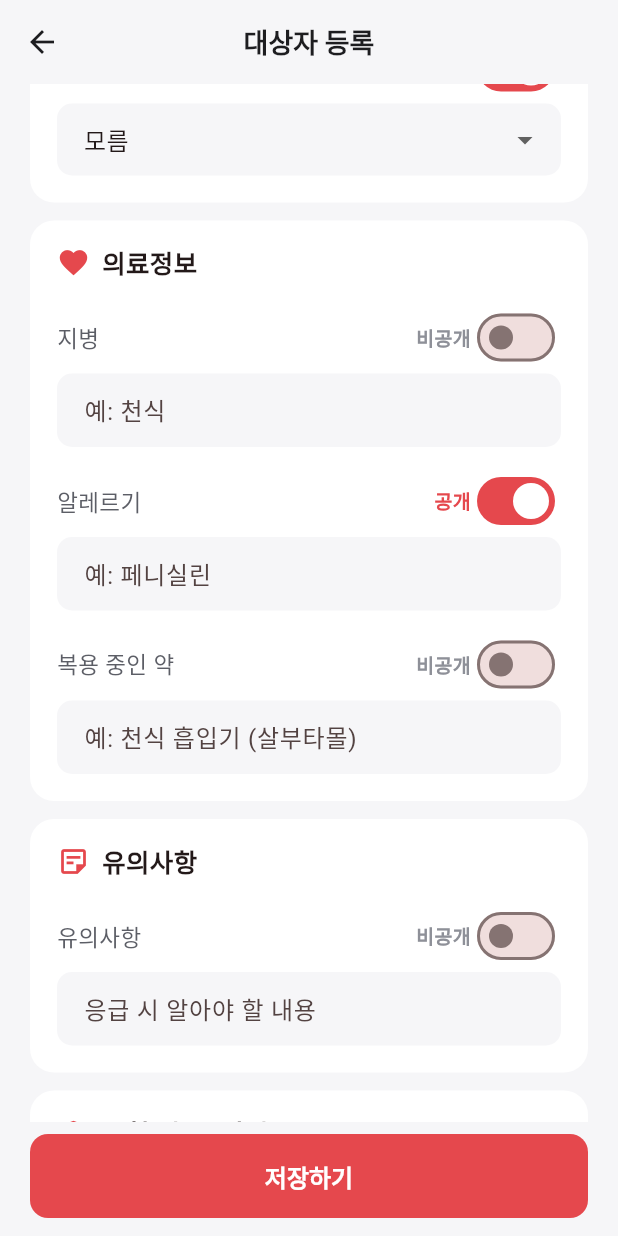
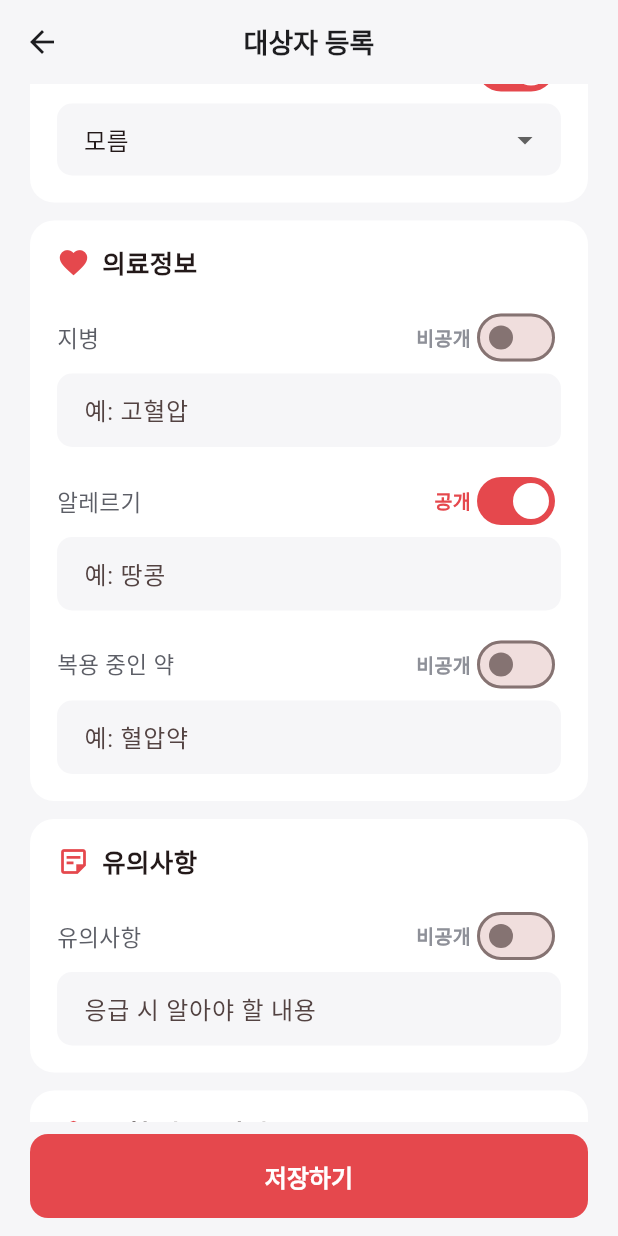
Before and after one commit to Rassel00/Tagme, a Flutter app: the PersonFormPage screen opened directly, scrolled down 576 dp, on a phone screen of 412 x 824 dp. Run offline on Flutter 3.47's test engine with Material 3 defaults, Android fonts, the phone set to English and light mode, and no system bars; our stand-ins replace firebase_auth, firebase_core, google_sign_in; missing offline and left inert: nfc_manager; accounts and stored records are empty; network calls fail.

Commit message:
fix(app): 생년월일 오류 문구 잘림 수정과 예시 문구 범용화
형식 오류 문구에서 예시를 빼 짧게 하고, 이름·지병·관계 등 입력 예시를 홍길동처럼 범용적인 문구로 바꾼다.

Co-Authored-By: Claude Opus 5.5 <noreply@anthropic.com>

```diff
--- a/app/lib/pages/contact_form_dialog.dart
+++ b/app/lib/pages/contact_form_dialog.dart
@@ -83,7 +83,7 @@ class _ContactFormDialogState extends State<_ContactFormDialog> {
             TextFormField(
               controller: _relation,
               maxLength: 20,
-              decoration: const InputDecoration(labelText: '관계 (선택, 예: 엄마, 담임 선생님)', counterText: ''),
+              decoration: const InputDecoration(labelText: '관계 (선택, 예: 가족)', counterText: ''),
             ),
             const SizedBox(height: 10),
             TextFormField(
--- a/app/lib/pages/person_form_page.dart
+++ b/app/lib/pages/person_form_page.dart
@@ -244,7 +244,7 @@ class _PersonFormPageState extends State<PersonFormPage> {
                   maxLength: 30,
                   onChanged: (_) => _markDirty(),
                   validator: (v) => (v ?? '').trim().isEmpty ? '보험사를 입력하세요' : null,
-                  decoration: const InputDecoration(labelText: '보험사', hintText: '예: OO손해보험 자동차', counterText: ''),
+                  decoration: const InputDecoration(labelText: '보험사', hintText: '예: OO손해보험', counterText: ''),
                 ),
                 const SizedBox(height: 8),
                 TextFormField(
@@ -261,7 +261,7 @@ class _PersonFormPageState extends State<PersonFormPage> {
                   controller: draft.note,
                   maxLength: 100,
                   onChanged: (_) => _markDirty(),
-                  decoration: const InputDecoration(labelText: '메모 (선택)', hintText: '예: 증권번호, 가입 상품', counterText: ''),
+                  decoration: const InputDecoration(labelText: '메모 (선택)', hintText: '예: 증권번호', counterText: ''),
                 ),
               ],
             ),
@@ -334,7 +334,7 @@ class _PersonFormPageState extends State<PersonFormPage> {
                     ProfileField.name,
                     _text(
                       ProfileField.name,
-                      hint: '예: 김지우',
+                      hint: '예: 홍길동',
                       maxLength: 30,
                       maxLines: 1,
                       validator: (v) => (v ?? '').trim().isEmpty ? '이름을 입력하세요' : null,
@@ -349,7 +349,7 @@ class _PersonFormPageState extends State<PersonFormPage> {
                       onChanged: _onBirthDateChanged,
                       validator: (v) => (v ?? '').isEmpty || _parseBirthDate(v!) != null
                           ? null
-                          : '생년월일을 YYYY.MM.DD 로 입력하세요 (예: 2015.03.14)',
+                          : 'YYYY.MM.DD 형식으로 입력하세요',
                       decoration: InputDecoration(
                         hintText: 'YYYY.MM.DD (숫자 8자리)',
                         helperText: age == null ? null : '만 $age세',
@@ -383,9 +383,9 @@ class _PersonFormPageState extends State<PersonFormPage> {
                 icon: Icons.favorite,
                 title: '의료정보',
                 children: [
-                  _field(ProfileField.conditions, _text(ProfileField.conditions, hint: '예: 천식')),
-                  _field(ProfileField.allergies, _text(ProfileField.allergies, hint: '예: 페니실린')),
-                  _field(ProfileField.medications, _text(ProfileField.medications, hint: '예: 천식 흡입기 (살부타몰)')),
+                  _field(ProfileField.conditions, _text(ProfileField.conditions, hint: '예: 고혈압')),
+                  _field(ProfileField.allergies, _text(ProfileField.allergies, hint: '예: 땅콩')),
+                  _field(ProfileField.medications, _text(ProfileField.medications, hint: '예: 혈압약')),
                 ],
               ),
               // 장애인 유형이거나 이미 입력한 값이 있으면 보여 준다
@@ -400,17 +400,17 @@ class _PersonFormPageState extends State<PersonFormPage> {
                   children: [
                     _field(
                       ProfileField.disabilityType,
-                      _text(ProfileField.disabilityType, hint: '예: 청각장애, 자폐성 장애', maxLength: 50, maxLines: 1),
+                      _text(ProfileField.disabilityType, hint: '예: 청각장애', maxLength: 50, maxLines: 1),
                     ),
                     _field(
                       ProfileField.communication,
-                      _text(ProfileField.communication, hint: '예: 필담·수어·그림카드', maxLength: 100),
+                      _text(ProfileField.communication, hint: '예: 수어, 필담', maxLength: 100),
                     ),
                     _field(
                       ProfileField.careTips,
                       _text(
                         ProfileField.careTips,
-                        hint: '예: 천천히 짧게 말해 주세요 · 글로 써서 보여 주세요',
+                        hint: '예: 천천히 말해 주세요',
                         maxLength: 200,
                         maxLines: 3,
                       ),
```
